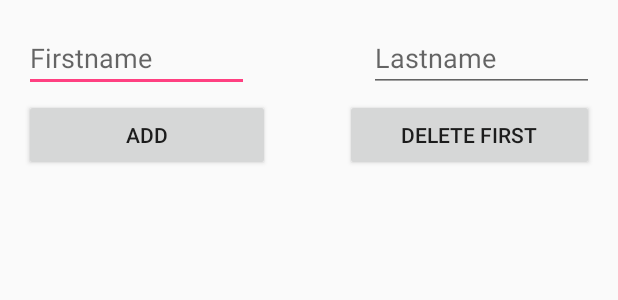
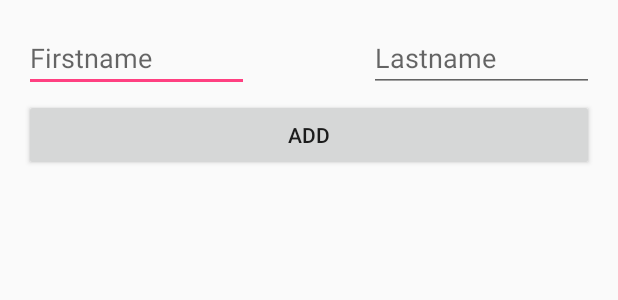
Before and after one commit to MrWattanapong/BasicSQLite, an Android app: the layout activity_main.xml on its own in the app's theme, with its tools: preview values and no code run, on a phone screen of 412 x 824 dp. Shown: the top 300 px of the screen. Run offline under Robolectric (Android 15) with nearby library versions, the phone set to English and light mode, and no system bars.

```diff
--- a/app/src/main/res/layout/activity_main.xml
+++ b/app/src/main/res/layout/activity_main.xml
@@ -26,20 +26,20 @@
             android:onClick="onClick"
             android:nestedScrollingEnabled="false" />
 
-        <Button
-            android:layout_width="wrap_content"
-            android:layout_height="wrap_content"
-            android:text="Delete First"
-            android:id="@+id/deleteBtn"
-            android:layout_marginLeft="50dp"
-            android:layout_weight="1"
-            android:onClick="onClick" />
+        <!--<Button-->
+            <!--android:layout_width="wrap_content"-->
+            <!--android:layout_height="wrap_content"-->
+            <!--android:text="Delete First"-->
+            <!--android:id="@+id/deleteBtn"-->
+            <!--android:layout_marginLeft="50dp"-->
+            <!--android:layout_weight="1"-->
+            <!--android:onClick="onClick" />-->
     </LinearLayout>
 
     <ListView
         android:layout_width="wrap_content"
         android:layout_height="wrap_content"
-        android:id="@android:id/list"
+        android:id="@+id/listItem"
         android:layout_marginTop="100dp" />
 
     <EditText
```
Also changed, not shown: app/src/main/java/com/egco428/basicsqlite/MainActivity.java (+13 -2 lines).
